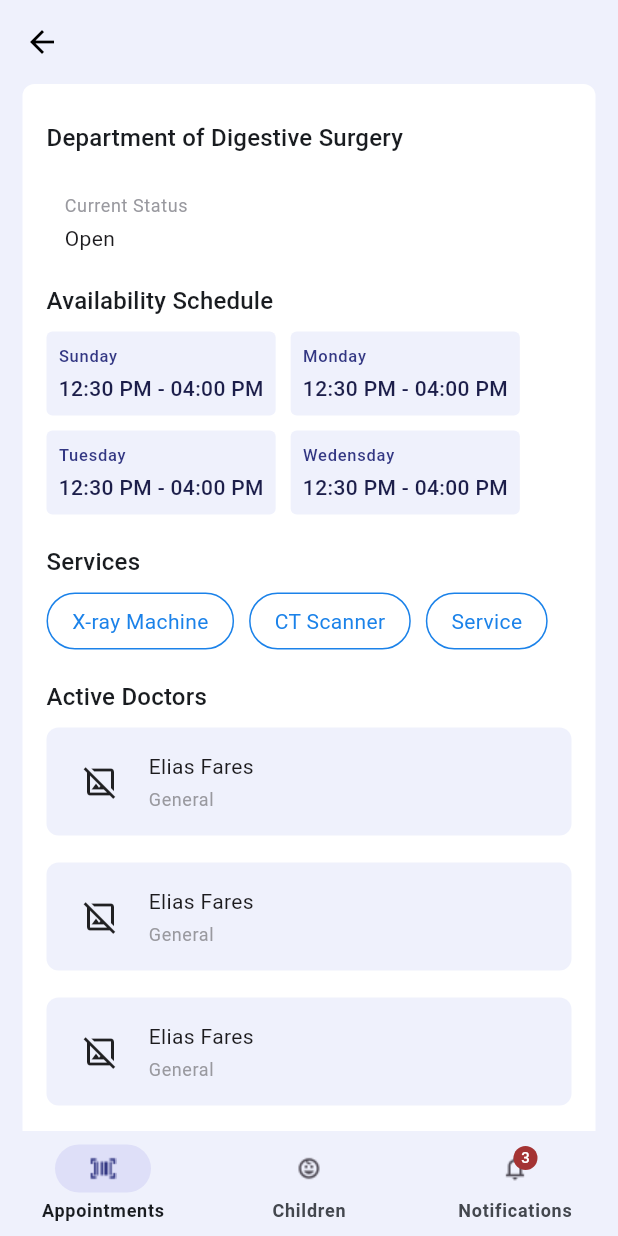
After one commit to Elias-Fares/Hospital_Automation_Patient, a Flutter app: the DepartmentDetailsScreen screen opened by its route, on a phone screen of 412 x 824 dp. The commit adds this screen. Run offline on Flutter 3.47's test engine with Material 3 defaults, Android fonts, the phone set to English and light mode, and no system bars; drawn by our look-alikes of cached_network_image; our stand-ins replace buttons_tabbar, device_info_plus, dio, dotted_border, flutter_otp_text_field, flutter_riverpod and 11 more; accounts and stored records are empty; generated files the repository leaves out were written again; network calls fail.

Commit message:
Departments section added

```diff
--- a/lib/configuration/router/router.dart
+++ b/lib/configuration/router/router.dart
@@ -18,6 +18,8 @@ import 'package:patient_app/features/child_appointments/view/child_appointments_
 import 'package:patient_app/features/child_profile/view/child_profile_screen.dart';
 import 'package:patient_app/features/children/view/children_s.dart';
 import 'package:patient_app/features/choose_appointment_date/view/choose_appointment_date_screen.dart';
+import 'package:patient_app/features/department_details/view/department_details_screen.dart';
+import 'package:patient_app/features/departments/view/departments_screen.dart';
 import 'package:patient_app/features/doctor_profile/view/doctor_profile_screen.dart';
 import 'package:patient_app/features/edit_profile/view/edit_profile_screen.dart';
 import 'package:patient_app/features/main_screen/main_screen.dart';
@@ -139,6 +141,17 @@ class AppRouter {
                       ])
                 ])
           ]),
+      GoRoute(
+        path: DepartmentsScreen.routeName,
+        builder: (context, state) => const DepartmentsScreen(),
+        routes: [
+                         GoRoute(
+                          path: DepartmentDetailsScreen.routeName,
+                          builder: (context, state) =>
+                              const DepartmentDetailsScreen(),
+                        )
+        ]
+      ),
     ]);
   }
 
--- a/lib/core/widgets/cards/icon_key_value_widget.dart
+++ b/lib/core/widgets/cards/icon_key_value_widget.dart
@@ -7,13 +7,15 @@ import 'package:patient_app/core/widgets/general_image_asset.dart';
 class IconKeyValueWidget extends StatelessWidget {
   const IconKeyValueWidget(
       {super.key,
-      required this.iconPath,
+      this.iconPath,
       required this.keyTitle,
       required this.value,
       this.needOnTap = false,
-      this.onTap});
+      this.onTap,
+      this.iconData});
 
-  final String iconPath;
+  final String? iconPath;
+  final IconData? iconData;
   final String keyTitle;
   final String value;
   final bool needOnTap;
@@ -34,12 +36,17 @@ class IconKeyValueWidget extends StatelessWidget {
     return Row(
       crossAxisAlignment: CrossAxisAlignment.start,
       children: [
-        GeneralImageAssets(
-          path: iconPath,
-          width: 24,
-          height: 24,
-          boxFit: BoxFit.contain,
-        ),
+        if (iconPath != null) ...[
+          GeneralImageAssets(
+            path: iconPath!,
+            width: 24,
+            height: 24,
+            boxFit: BoxFit.contain,
+          ),
+        ],
+        if (iconData != null) ...[
+
+        ],
         const SizedBox(
           width: 12,
         ),
--- a/lib/features/app_drawer/model/app_drawer_model.dart
+++ b/lib/features/app_drawer/model/app_drawer_model.dart
@@ -1,3 +1,4 @@
+import 'package:patient_app/features/departments/view/departments_screen.dart';
 import 'package:patient_app/features/patient_doctors/view/patient_doctors_screen.dart';
 import 'package:patient_app/features/medical_record/view/medical_record_screen.dart';
 import 'package:patient_app/features/patient_prescription/view/patient_prescription_screen.dart';
@@ -41,7 +42,7 @@ class AppDrawerModel {
       AppDrawerElement(
           iconPath: Res.drawerDepartmentIcon,
           title: "Departments",
-          routeName: ""),
+          routeName: DepartmentsScreen.routeName),
       AppDrawerElement(
           iconPath: Res.drawerVaccinationIcon,
           title: "Vaccines",
--- /dev/null
+++ b/lib/features/department_details/view/department_details_screen.dart
@@ -0,0 +1,79 @@
+import 'package:flutter/material.dart';
+import 'package:flutter_riverpod/flutter_riverpod.dart';
+import 'package:patient_app/core/function/join_strings.dart';
+import 'package:patient_app/core/models/doctor_model.dart';
+import 'package:patient_app/core/style/app_colors.dart';
+import 'package:patient_app/core/style/card_container_decoration.dart';
+import 'package:patient_app/core/widgets/appbars/sub_app_bar.dart';
+import 'package:patient_app/core/widgets/buttons/custom_inkwell.dart';
+import 'package:patient_app/core/widgets/cards/icon_key_value_widget.dart';
+import 'package:patient_app/core/widgets/cards/key_value_card.dart';
+import 'package:patient_app/core/widgets/cards/outlined_card.dart';
+import 'package:patient_app/core/widgets/cards/persone_tile.dart';
+import 'package:patient_app/features/doctor_profile/model/availability_schedule_model.dart';
+import 'package:patient_app/features/patient_doctors/view/patient_doctors_screen.dart';
+part 'widget/department_details_widget.dart';
+part 'widget/department_doctor_card.dart';
+
+class DepartmentDetailsScreen extends StatefulWidget {
+  const DepartmentDetailsScreen({super.key});
+  static const routeName = "/department_details_screen";
+
+  @override
+  State<DepartmentDetailsScreen> createState() =>
+      _DepartmentDetailsScreenState();
+}
+
+class _DepartmentDetailsScreenState extends State<DepartmentDetailsScreen> {
+  @override
+  Widget build(BuildContext context) {
+    return Scaffold(
+      appBar: const SubAppBar(),
+      body: SingleChildScrollView(
+        padding: const EdgeInsets.symmetric(horizontal: 15),
+        child: Column(
+          children: [
+            DepartmentDetailsWidget(
+                departmentName: "Department of Digestive Surgery",
+                currentStatus: "Open",
+                workSchedule: [
+                  AvailabilitySchedule(
+                      day: "Sunday", schedule: "12:30 PM - 04:00 PM"),
+                  AvailabilitySchedule(
+                      day: "Monday", schedule: "12:30 PM - 04:00 PM"),
+                  AvailabilitySchedule(
+                      day: "Tuesday", schedule: "12:30 PM - 04:00 PM"),
+                  AvailabilitySchedule(
+                      day: "Wedensday", schedule: "12:30 PM - 04:00 PM"),
+                ],
+                activeDoctors: [
+                  DoctorModel(
+                      firstName: "Elias",
+                      middleName: "Philip",
+                      lastName: "Fares",
+                      specialty: "General",
+                      imgurl: ""),
+                  DoctorModel(
+                      firstName: "Elias",
+                      middleName: "Philip",
+                      lastName: "Fares",
+                      specialty: "General",
+                      imgurl: ""),
+                  DoctorModel(
+                      firstName: "Elias",
+                      middleName: "Philip",
+                      lastName: "Fares",
+                      specialty: "General",
+                      imgurl: ""),
+                ],
+                services: const [
+                  "X-ray Machine",
+                  "CT Scanner",
+                  "Service",
+                ])
+          ],
+        ),
+      ),
+    );
+  }
+}
--- /dev/null
+++ b/lib/features/department_details/view/widget/department_details_widget.dart
@@ -0,0 +1,105 @@
+part of '../department_details_screen.dart';
+
+class DepartmentDetailsWidget extends StatelessWidget {
+  const DepartmentDetailsWidget({
+    super.key,
+    required this.departmentName,
+    required this.currentStatus,
+    required this.workSchedule,
+    required this.activeDoctors,
+    required this.services,
+  });
+
+  final String departmentName;
+  final String currentStatus;
+  final List<AvailabilitySchedule> workSchedule;
+  final List<DoctorModel> activeDoctors;
+  final List<String> services;
+
+  @override
+  Widget build(BuildContext context) {
+    return Container(
+      decoration: containerCardDecoration(),
+      padding: const EdgeInsets.symmetric(horizontal: 16, vertical: 24),
+      child: Column(crossAxisAlignment: CrossAxisAlignment.start, children: [
+        Text(
+          departmentName,
+          style: Theme.of(context).textTheme.titleMedium,
+        ),
+        const SizedBox(
+          height: 25,
+        ),
+        IconKeyValueWidget(
+          keyTitle: "Current Status",
+          value: currentStatus,
+          iconData: Icons.av_timer,
+        ),
+        const SizedBox(
+          height: 20,
+        ),
+        Text(
+          "Availability Schedule",
+          style: Theme.of(context).textTheme.titleMedium,
+        ),
+        const SizedBox(
+          height: 8,
+        ),
+        Wrap(
+          spacing: 10,
+          runSpacing: 10,
+          children: List.generate(
+            workSchedule.length,
+            (index) => KeyValueCard(
+                keyTitle: workSchedule.elementAt(index).day,
+                value: workSchedule.elementAt(index).schedule),
+          ),
+        ),
+        const SizedBox(
+          height: 20,
+        ),
+        Text(
+          "Services",
+          style: Theme.of(context).textTheme.titleMedium,
+        ),
+        const SizedBox(
+          height: 8,
+        ),
+        Wrap(
+          spacing: 10,
+          runSpacing: 10,
+          children: List.generate(
+            services.length,
+            (index) => OutlinedCard(
+              text: services.elementAt(index),
+            ),
+          ),
+        ),
+        const SizedBox(
+          height: 20,
+        ),
+        Text(
+          "Active Doctors",
+          style: Theme.of(context).textTheme.titleMedium,
+        ),
+        const SizedBox(
+          height: 8,
+        ),
+        Wrap(
+          spacing: 10,
+          runSpacing: 10,
+          children: List.generate(
+            activeDoctors.length,
+            (index) => DepartmentDoctorCard(
+              doctorName: joinStrings([
+                activeDoctors.elementAt(index).firstName,
+                activeDoctors.elementAt(index).lastName,
+              ]),
+              doctorSpecialty: activeDoctors.elementAt(index).specialty ?? "",
+              doctorImageUrl: activeDoctors.elementAt(index).imgurl ?? "",
+            ),
+          ),
+        ),
+      ]),
+    );
+  }
+}
--- /dev/null
+++ b/lib/features/department_details/view/widget/department_doctor_card.dart
@@ -0,0 +1,36 @@
+part of '../department_details_screen.dart';
+
+class DepartmentDoctorCard extends StatelessWidget {
+  const DepartmentDoctorCard({
+    super.key,
+    required this.doctorName,
+    required this.doctorImageUrl,
+    required this.doctorSpecialty,
+    this.onTap,
+  });
+
+  final String doctorName;
+  final String doctorImageUrl;
+  final String doctorSpecialty;
+  final void Function()? onTap;
+
+  @override
+  Widget build(BuildContext context) {
+    return Padding(
+      padding: const EdgeInsets.only(bottom: 8),
+      child: CustomInkwell(
+        onTap: onTap,
+        color: AppColors.backgroundColor,
+        borderRadius: BorderRadius.circular(8),
+        child: Container(
+          padding: const EdgeInsets.all(16),
+          decoration: containerCardDecoration(color: AppColors.transparent),
+          child: PersoneTile(
+              imageUrl: doctorImageUrl,
+              tile: doctorName,
+              subtitle: doctorSpecialty),
+        ),
+      ),
+    );
+  }
+}
--- /dev/null
+++ b/lib/features/department_details/view_model/department_details_state.dart
@@ -0,0 +1,3 @@
+class DepartmentDetailsState {
+
+}
--- /dev/null
+++ b/lib/features/departments/view_model/departments_state.dart
@@ -0,0 +1,3 @@
+class DepartmentsState {
+
+}
```
Also changed, not shown: lib/core/widgets/cards/icon_container.dart (added, +23 -0 lines), lib/features/department_details/view_model/department_details_view_model.dart (added, +10 -0 lines), lib/features/departments/view/departments_screen.dart (added, +44 -0 lines), lib/features/departments/view/widget/department_card.dart (added, +66 -0 lines), lib/features/departments/view_model/departments_view_model.dart (added, +10 -0 lines), lib/features/department_details/view_model/department_details_view_model.g.dart (added), lib/features/departments/view_model/departments_view_model.g.dart (added), 4 other files.
